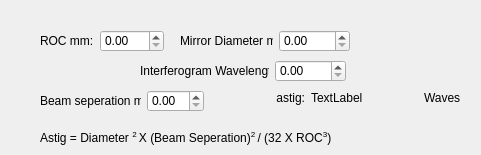
This is bathastigdlg.ui in githubdoe/DFTFringe as Qt 5 draws it before an edit. The edited form follows.
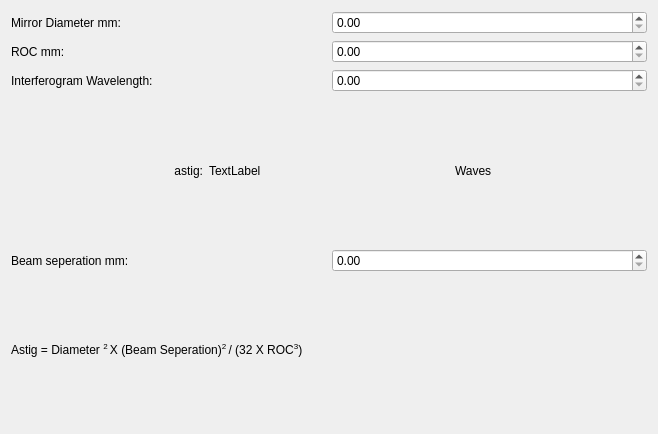
This is the edited form.

```diff
--- a/bathastigdlg.ui
+++ b/bathastigdlg.ui
@@ -6,35 +6,36 @@
    <rect>
     <x>0</x>
     <y>0</y>
-    <width>481</width>
-    <height>155</height>
+    <width>658</width>
+    <height>434</height>
    </rect>
   </property>
   <property name="windowTitle">
    <string>Bath Astig Calculator</string>
   </property>
-  <widget class="QLabel" name="label_4">
-   <property name="geometry">
-    <rect>
-     <x>40</x>
-     <y>130</y>
-     <width>301</width>
-     <height>16</height>
-    </rect>
-   </property>
+  <layout class="QVBoxLayout" name="verticalLayout">
+   <item>
+    <layout class="QHBoxLayout" name="horizontalLayout_2">
+     <item>
+      <widget class="QLabel" name="label_2">
    <property name="text">
-    <string>&lt;html&gt;&lt;head/&gt;&lt;body&gt;&lt;p&gt;Astig = Diameter &lt;span style=&quot; vertical-align:super;&quot;&gt;2 &lt;/span&gt;X (Beam Seperation)&lt;span style=&quot; vertical-align:super;&quot;&gt;2 &lt;/span&gt;/ (32 X ROC&lt;span style=&quot; vertical-align:super;&quot;&gt;3&lt;/span&gt;)&lt;/p&gt;&lt;/body&gt;&lt;/html&gt;</string>
-   </property>
-  </widget>
-  <widget class="QWidget" name="layoutWidget">
-   <property name="geometry">
-    <rect>
-     <x>40</x>
-     <y>30</y>
-     <width>124</width>
-     <height>22</height>
-    </rect>
-   </property>
+        <string>Mirror Diameter mm:</string>
+       </property>
+      </widget>
+     </item>
+     <item>
+      <widget class="QDoubleSpinBox" name="diamSb">
+       <property name="maximum">
+        <double>1000.000000000000000</double>
+       </property>
+       <property name="singleStep">
+        <double>0.500000000000000</double>
+       </property>
+      </widget>
+     </item>
+    </layout>
+   </item>
+   <item>
    <layout class="QHBoxLayout" name="horizontalLayout">
     <item>
      <widget class="QLabel" name="label">
@@ -54,45 +55,8 @@
      </widget>
     </item>
    </layout>
-  </widget>
-  <widget class="QWidget" name="layoutWidget">
-   <property name="geometry">
-    <rect>
-     <x>180</x>
-     <y>30</y>
-     <width>170</width>
-     <height>22</height>
-    </rect>
-   </property>
-   <layout class="QHBoxLayout" name="horizontalLayout_2">
-    <item>
-     <widget class="QLabel" name="label_2">
-      <property name="text">
-       <string>Mirror Diameter mm:</string>
-      </property>
-     </widget>
     </item>
     <item>
-     <widget class="QDoubleSpinBox" name="diamSb">
-      <property name="maximum">
-       <double>1000.000000000000000</double>
-      </property>
-      <property name="singleStep">
-       <double>0.500000000000000</double>
-      </property>
-     </widget>
-    </item>
-   </layout>
-  </widget>
-  <widget class="QWidget" name="layoutWidget">
-   <property name="geometry">
-    <rect>
-     <x>140</x>
-     <y>60</y>
-     <width>206</width>
-     <height>22</height>
-    </rect>
-   </property>
    <layout class="QHBoxLayout" name="horizontalLayout_3">
     <item>
      <widget class="QLabel" name="label_5">
@@ -112,38 +76,8 @@
      </widget>
     </item>
    </layout>
-  </widget>
-  <widget class="QWidget" name="layoutWidget">
-   <property name="geometry">
-    <rect>
-     <x>40</x>
-     <y>90</y>
-     <width>164</width>
-     <height>22</height>
-    </rect>
-   </property>
-   <layout class="QHBoxLayout" name="horizontalLayout_4">
-    <item>
-     <widget class="QLabel" name="label_3">
-      <property name="text">
-       <string>Beam seperation mm:</string>
-      </property>
-     </widget>
     </item>
     <item>
-     <widget class="QDoubleSpinBox" name="sepSb"/>
-    </item>
-   </layout>
-  </widget>
-  <widget class="QWidget" name="layoutWidget">
-   <property name="geometry">
-    <rect>
-     <x>220</x>
-     <y>90</y>
-     <width>289</width>
-     <height>15</height>
-    </rect>
-   </property>
    <layout class="QHBoxLayout" name="horizontalLayout_5" stretch="4,5,4">
     <item>
      <widget class="QLabel" name="label_6">
@@ -176,7 +110,29 @@
      </widget>
     </item>
    </layout>
-  </widget>
+   </item>
+   <item>
+    <layout class="QHBoxLayout" name="horizontalLayout_4">
+     <item>
+      <widget class="QLabel" name="label_3">
+       <property name="text">
+        <string>Beam seperation mm:</string>
+       </property>
+      </widget>
+     </item>
+     <item>
+      <widget class="QDoubleSpinBox" name="sepSb"/>
+     </item>
+    </layout>
+   </item>
+   <item>
+    <widget class="QLabel" name="label_4">
+     <property name="text">
+      <string>&lt;html&gt;&lt;head/&gt;&lt;body&gt;&lt;p&gt;Astig = Diameter &lt;span style=&quot; vertical-align:super;&quot;&gt;2 &lt;/span&gt;X (Beam Seperation)&lt;span style=&quot; vertical-align:super;&quot;&gt;2 &lt;/span&gt;/ (32 X ROC&lt;span style=&quot; vertical-align:super;&quot;&gt;3&lt;/span&gt;)&lt;/p&gt;&lt;/body&gt;&lt;/html&gt;</string>
+     </property>
+    </widget>
+   </item>
+  </layout>
  </widget>
  <resources/>
  <connections/>
```
Lines whose indentation alone changed are shown as unchanged.
